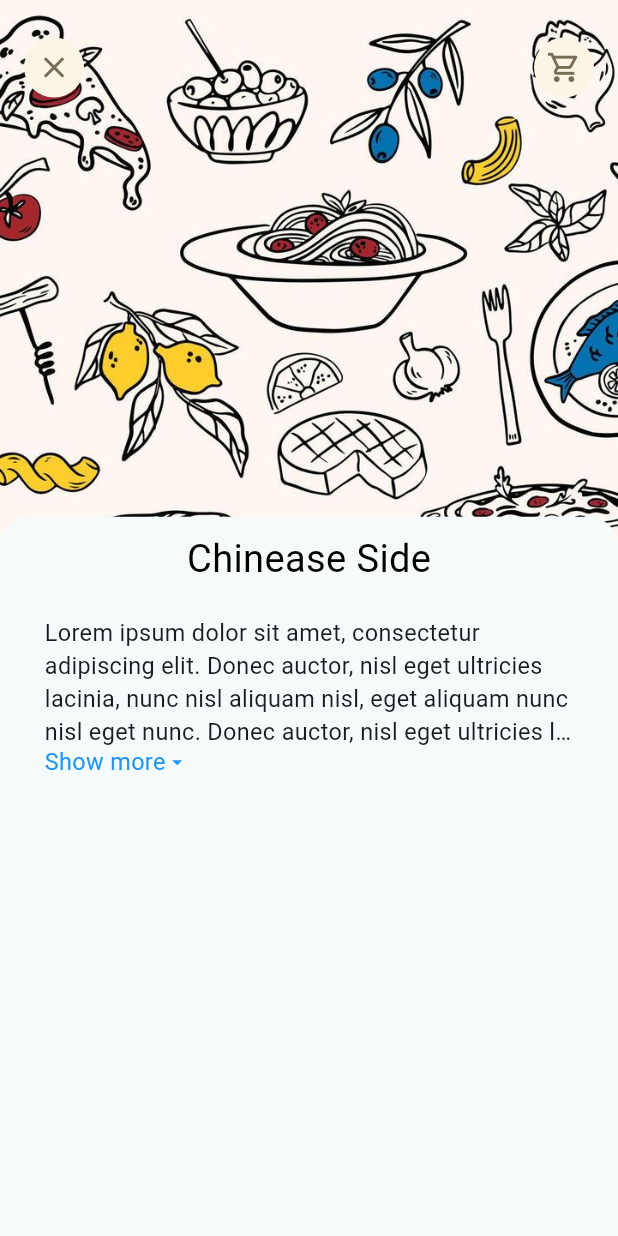
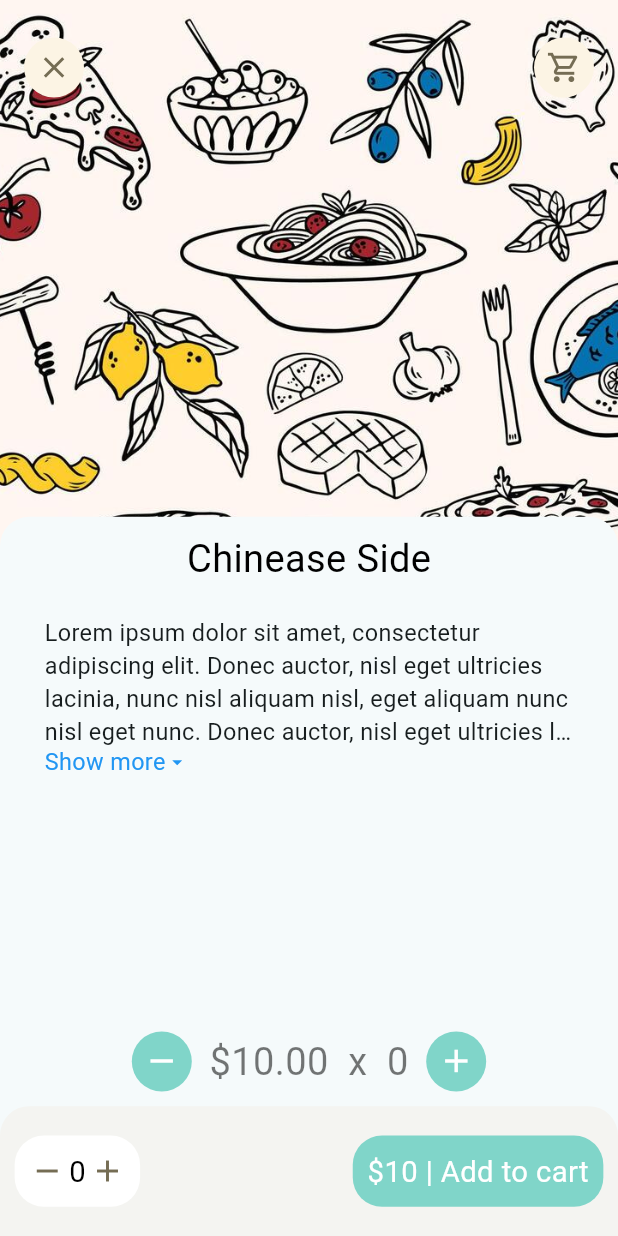
Before and after one commit to AkshitGameDev/commercialism, a Flutter app: the screen it shows after launch, on a phone screen of 412 x 824 dp. Run offline on Flutter 3.47's test engine with Material 3 defaults, Android fonts, the phone set to English and light mode, and no system bars; our stand-ins replace dots_indicator, get.

Commit message:
Update recommended_food_details.dart

```diff
--- a/commercialism/lib/pages/Food/recommended_food_details.dart
+++ b/commercialism/lib/pages/Food/recommended_food_details.dart
@@ -1,3 +1,4 @@
+import 'package:commercialism/AppColors.dart';
 import 'package:commercialism/Widgets/app_icon.dart';
 import 'package:commercialism/Widgets/big_text.dart';
 import 'package:commercialism/Widgets/expandable_text_widget.dart';
@@ -19,8 +20,11 @@
             title: Row(
               mainAxisAlignment: MainAxisAlignment.spaceBetween,
               children: [
-                AppIcon(icon: Icons.clear, iconSize: Dimensions.iconSize24,),
-                AppIcon(icon: Icons.shopping_cart_outlined, iconSize: Dimensions.iconSize24,),
+                AppIcon(icon: Icons.clear, iconSize: Dimensions.iconSize24),
+                AppIcon(
+                  icon: Icons.shopping_cart_outlined,
+                  iconSize: Dimensions.iconSize24,
+                ),
               ],
             ),
             bottom: PreferredSize(
@@ -64,11 +68,117 @@
                     crossAxisAlignment: CrossAxisAlignment.start,
                     children: [
                       Container(
-                        child:
-                      ExpandableTextWidget(text: AppTexts.TestParagraph +AppTexts.TestParagraph +AppTexts.TestParagraph +AppTexts.TestParagraph +AppTexts.TestParagraph +AppTexts.TestParagraph +AppTexts.TestParagraph+AppTexts.TestParagraph +AppTexts.TestParagraph ),
-                      margin: EdgeInsets.only(left: Dimensions.width20, right: Dimensions.width20, )
-                      )
+                        child: ExpandableTextWidget(
+                          text:
+                              AppTexts.TestParagraph +
+                              AppTexts.TestParagraph +
+                              AppTexts.TestParagraph +
+                              AppTexts.TestParagraph +
+                              AppTexts.TestParagraph +
+                              AppTexts.TestParagraph +
+                              AppTexts.TestParagraph +
+                              AppTexts.TestParagraph +
+                              AppTexts.TestParagraph,
+                        ),
+                        margin: EdgeInsets.only(
+                          left: Dimensions.width20,
+                          right: Dimensions.width20,
+                        ),
+                      ),
                     ],
+                  ),
+                ),
+              ],
+            ),
+          ),
+        ],
+      ),
+      bottomNavigationBar: Column(
+        mainAxisSize: MainAxisSize.min,
+        children: [
+          Container(
+            padding: EdgeInsets.only(
+              left: Dimensions.width20 * 9,
+              right: Dimensions.width20 * 9,
+              top: Dimensions.height10,
+              bottom: Dimensions.height10,
+            ),
+            child: Row(
+              mainAxisAlignment: MainAxisAlignment.spaceBetween,
+              children: [
+                AppIcon(
+                  icon: Icons.remove,
+                  iconSize: Dimensions.iconSize26,
+                  backgroundColor: AppColors.cyan,
+                  iconColor: Colors.white,
+                ),
+                BigText(
+                  text: "\$10.00 " + " x " + " 0",
+                  color: Colors.black54,
+                  size: Dimensions.font26,
+                ),
+                AppIcon(
+                  icon: Icons.add,
+                  iconSize: Dimensions.iconSize26,
+                  backgroundColor: AppColors.cyan,
+                  iconColor: Colors.white,
+                ),
+              ],
+            ),
+          ),
+          Container(
+            width: double.maxFinite,
+            padding: EdgeInsets.only(
+              top: Dimensions.height20,
+              bottom: Dimensions.height20,
+              left: Dimensions.width20,
+              right: Dimensions.width20,
+            ),
+            decoration: BoxDecoration(
+              color: AppColors.buttonBackgroundColor,
+              borderRadius: BorderRadius.only(
+                topLeft: Radius.circular(Dimensions.radius20),
+                topRight: Radius.circular(Dimensions.radius20),
+              ),
+            ),
+            child: Row(
+              mainAxisAlignment: MainAxisAlignment.spaceBetween,
+              children: [
+                Container(
+                  padding: EdgeInsets.only(
+                    top: Dimensions.height10,
+                    bottom: Dimensions.height10,
+                    left: Dimensions.height10,
+                    right: Dimensions.height10,
+                  ),
+                  decoration: BoxDecoration(
+                    color: AppColors.white,
+                    borderRadius: BorderRadius.circular(Dimensions.radius20),
+                  ),
+                  child: Row(
+                    children: [
+                      Icon(Icons.remove, color: AppColors.iconColor1),
+                      SizedBox(width: Dimensions.width10 / 2),
+                      BigText(text: "0"),
+                      SizedBox(width: Dimensions.width10 / 2),
+                      Icon(Icons.add, color: AppColors.iconColor1),
+                    ],
+                  ),
+                ),
+                Container(
+                  padding: EdgeInsets.only(
+                    top: Dimensions.height10,
+                    bottom: Dimensions.height10,
+                    left: Dimensions.height10,
+                    right: Dimensions.height10,
+                  ),
+                  child: BigText(
+                    text: "\$10 | Add to cart",
+                    color: AppColors.white,
+                  ),
+                  decoration: BoxDecoration(
+                    color: AppColors.cyan,
+                    borderRadius: BorderRadius.circular(Dimensions.radius20),
                   ),
                 ),
               ],
```
